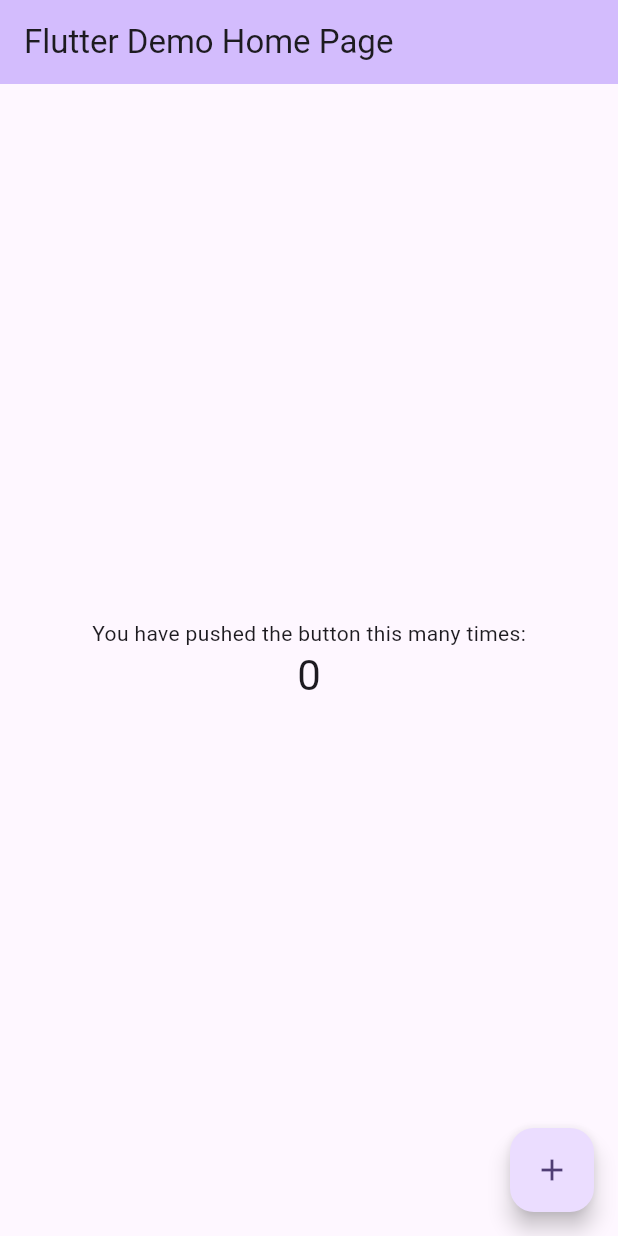
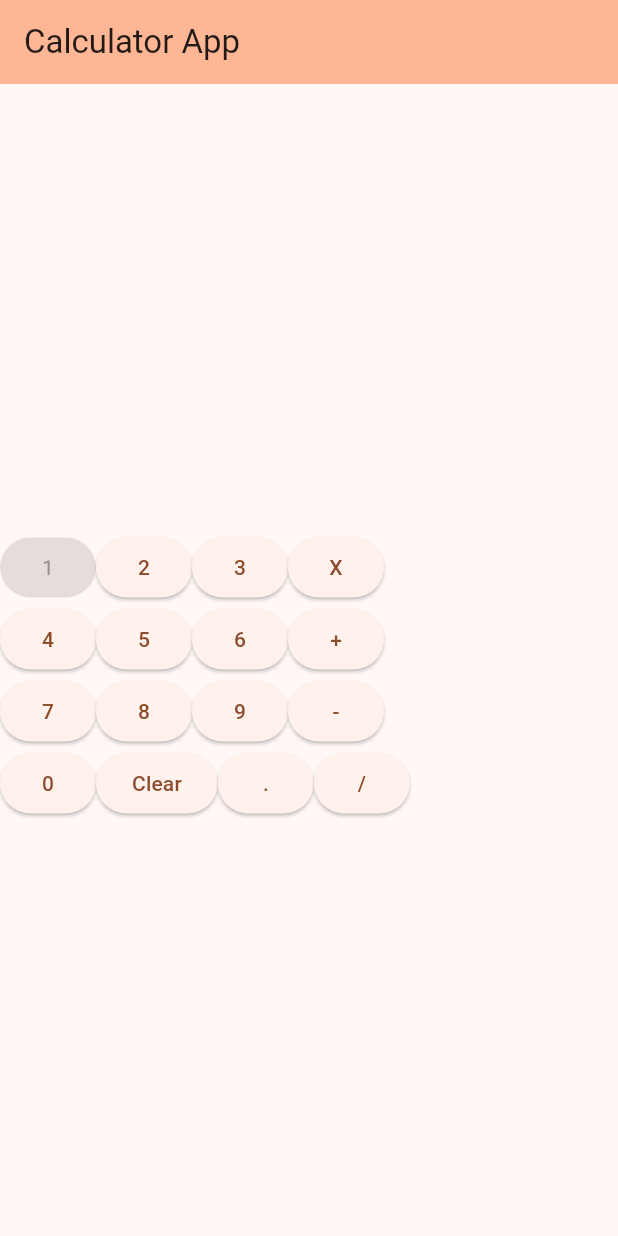
Before and after one commit to HassanCoulibaly/hw2, a Flutter app: the screen it shows after launch, on a phone screen of 412 x 824 dp. Run offline on Flutter 3.47's test engine with Material 3 defaults, Android fonts, the phone set to English and light mode, and no system bars; statements that could not run were skipped.

Commit message:
Layout + Buttons

```diff
--- a/lib/main.dart
+++ b/lib/main.dart
@@ -11,115 +11,109 @@ class MyApp extends StatelessWidget {
   @override
   Widget build(BuildContext context) {
     return MaterialApp(
-      title: 'Flutter Demo',
+      title: 'Calculator App',
       theme: ThemeData(
-        // This is the theme of your application.
-        //
-        // TRY THIS: Try running your application with "flutter run". You'll see
-        // the application has a purple toolbar. Then, without quitting the app,
-        // try changing the seedColor in the colorScheme below to Colors.green
-        // and then invoke "hot reload" (save your changes or press the "hot
-        // reload" button in a Flutter-supported IDE, or press "r" if you used
-        // the command line to start the app).
-        //
-        // Notice that the counter didn't reset back to zero; the application
-        // state is not lost during the reload. To reset the state, use hot
-        // restart instead.
-        //
-        // This works for code too, not just values: Most code changes can be
-        // tested with just a hot reload.
-        colorScheme: ColorScheme.fromSeed(seedColor: Colors.deepPurple),
+        colorScheme: ColorScheme.fromSeed(
+            seedColor: const Color.fromARGB(255, 248, 108, 21)),
         useMaterial3: true,
       ),
-      home: const MyHomePage(title: 'Flutter Demo Home Page'),
+      home: const calculatorApp(title: 'Calculator App'),
     );
   }
 }
 
-class MyHomePage extends StatefulWidget {
-  const MyHomePage({super.key, required this.title});
-
-  // This widget is the home page of your application. It is stateful, meaning
-  // that it has a State object (defined below) that contains fields that affect
-  // how it looks.
-
-  // This class is the configuration for the state. It holds the values (in this
-  // case the title) provided by the parent (in this case the App widget) and
-  // used by the build method of the State. Fields in a Widget subclass are
-  // always marked "final".
+class calculatorApp extends StatefulWidget {
+  const calculatorApp({super.key, required this.title});
 
   final String title;
 
   @override
-  State<MyHomePage> createState() => _MyHomePageState();
+  State<calculatorApp> createState() => _calculatorAppState();
 }
 
-class _MyHomePageState extends State<MyHomePage> {
-  int _counter = 0;
+class _calculatorAppState extends State<calculatorApp> {
+  // variables declarations
+  List _chiffres = [1, 2, 3, 4, 5, 6, 7, 8, 9, 0];
 
-  void _incrementCounter() {
-    setState(() {
-      // This call to setState tells the Flutter framework that something has
-      // changed in this State, which causes it to rerun the build method below
-      // so that the display can reflect the updated values. If we changed
-      // _counter without calling setState(), then the build method would not be
-      // called again, and so nothing would appear to happen.
-      _counter++;
-    });
+// functions creation
+  void _addition() {
+    setState(() {});
   }
 
+  void _substraction() {}
+
+  void _multiplication() {}
+
+  void _division() {}
+
+  void _display(int display) {
+    int display = 0;
+    _chiffres[display];
+    return _display(display);
+  }
+
+// here start the User Interface
   @override
   Widget build(BuildContext context) {
-    // This method is rerun every time setState is called, for instance as done
-    // by the _incrementCounter method above.
-    //
-    // The Flutter framework has been optimized to make rerunning build methods
-    // fast, so that you can just rebuild anything that needs updating rather
-    // than having to individually change instances of widgets.
     return Scaffold(
       appBar: AppBar(
-        // TRY THIS: Try changing the color here to a specific color (to
-        // Colors.amber, perhaps?) and trigger a hot reload to see the AppBar
-        // change color while the other colors stay the same.
         backgroundColor: Theme.of(context).colorScheme.inversePrimary,
-        // Here we take the value from the MyHomePage object that was created by
-        // the App.build method, and use it to set our appbar title.
         title: Text(widget.title),
       ),
       body: Center(
-        // Center is a layout widget. It takes a single child and positions it
-        // in the middle of the parent.
         child: Column(
-          // Column is also a layout widget. It takes a list of children and
-          // arranges them vertically. By default, it sizes itself to fit its
-          // children horizontally, and tries to be as tall as its parent.
-          //
-          // Column has various properties to control how it sizes itself and
-          // how it positions its children. Here we use mainAxisAlignment to
-          // center the children vertically; the main axis here is the vertical
-          // axis because Columns are vertical (the cross axis would be
-          // horizontal).
-          //
-          // TRY THIS: Invoke "debug painting" (choose the "Toggle Debug Paint"
-          // action in the IDE, or press "p" in the console), to see the
-          // wireframe for each widget.
           mainAxisAlignment: MainAxisAlignment.center,
           children: <Widget>[
-            const Text(
-              'You have pushed the button this many times:',
+            // operations will be displayed in this screen
+            Container(
+              alignment: Alignment.center,
+              width: 20.5,
+              height: 20.5,
             ),
-            Text(
-              '$_counter',
-              style: Theme.of(context).textTheme.headlineMedium,
+
+            // calculator buttons here
+            // Line 1
+            Row(
+              children: [
+                ElevatedButton(onPressed: _display(1), child: Text("1")),
+                ElevatedButton(onPressed: () {}, child: Text("2")),
+                ElevatedButton(onPressed: () {}, child: Text("3")),
+                ElevatedButton(onPressed: _multiplication, child: Text("X")),
+              ],
+            ),
+
+            //Line2
+            Row(
+              children: [
+                ElevatedButton(onPressed: () {}, child: Text("4")),
+                ElevatedButton(onPressed: () {}, child: Text("5")),
+                ElevatedButton(onPressed: () {}, child: Text("6")),
+                ElevatedButton(onPressed: _addition, child: Text("+")),
+              ],
+            ),
+
+            //Line3
+            Row(
+              children: [
+                ElevatedButton(onPressed: () {}, child: Text("7")),
+                ElevatedButton(onPressed: () {}, child: Text("8")),
+                ElevatedButton(onPressed: () {}, child: Text("9")),
+                ElevatedButton(onPressed: _substraction, child: Text("-")),
+              ],
+            ),
+
+            //Line4
+            Row(
+              children: [
+                ElevatedButton(onPressed: () {}, child: Text("0")),
+                ElevatedButton(onPressed: () {}, child: Text("Clear")),
+                ElevatedButton(onPressed: () {}, child: Text(".")),
+                ElevatedButton(onPressed: _division, child: Text("/")),
+              ],
             ),
           ],
         ),
       ),
-      floatingActionButton: FloatingActionButton(
-        onPressed: _incrementCounter,
-        tooltip: 'Increment',
-        child: const Icon(Icons.add),
-      ), // This trailing comma makes auto-formatting nicer for build methods.
     );
   }
 }
```
